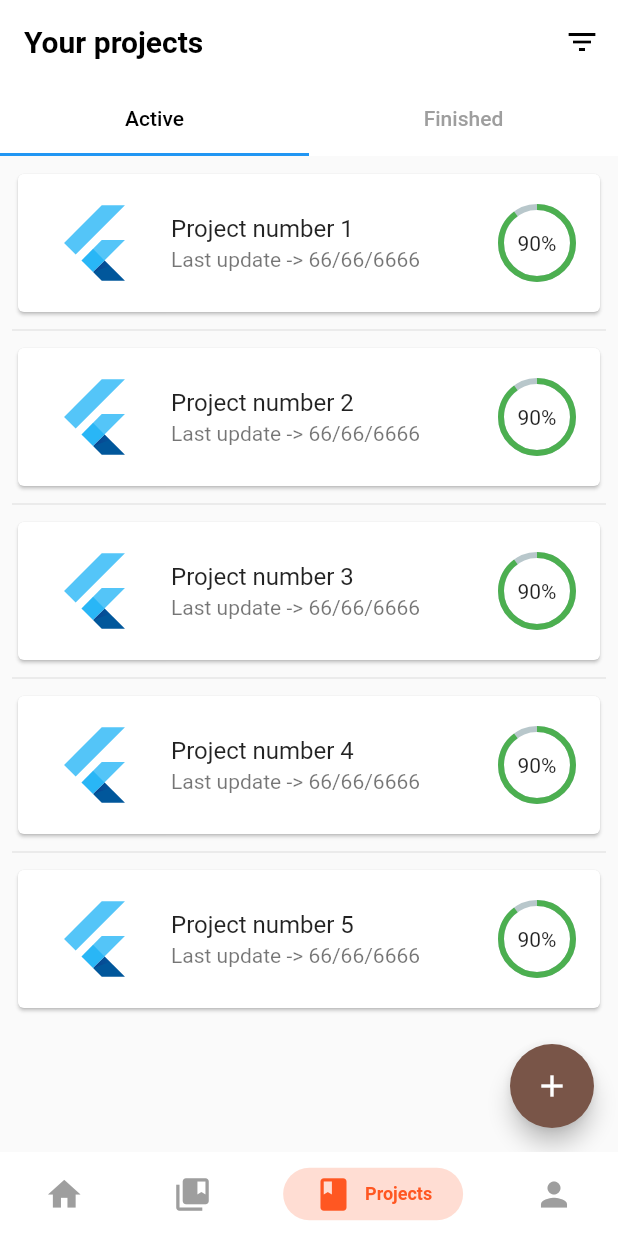
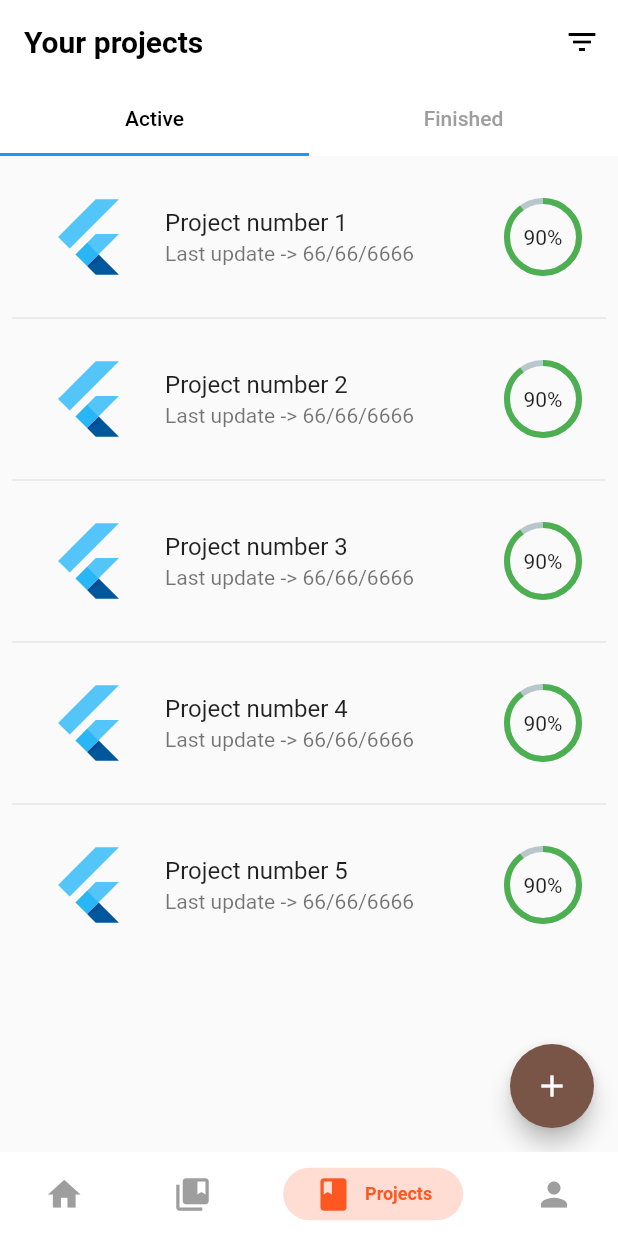
Before and after one commit to isaacRevan24/simple_flutter, a Flutter app: the screen it shows after launch, item 3 of the bottom bar chosen, on a phone screen of 412 x 824 dp. Run offline on Flutter 3.47's test engine with Material 2 defaults, Android fonts, the phone set to English and light mode, and no system bars; drawn by our look-alikes of percent_indicator, persistent_bottom_nav_bar; our stand-ins replace page_transition; statements that could not run were skipped.

Commit message:
build project tile redirige a individual project con tap, y eliminado project card

```diff
--- a/lib/presentation/pages/projects/local_widgets/active_layout.dart
+++ b/lib/presentation/pages/projects/local_widgets/active_layout.dart
@@ -1,5 +1,5 @@
 import 'package:flutter/material.dart';
-import 'project_card.dart';
+import 'package:simple_flutter/presentation/widgets/build_project_tile.dart';
 
 class ActiveProjects extends StatefulWidget {
   const ActiveProjects({Key key}) : super(key: key);
--- a/lib/presentation/pages/projects/local_widgets/finished_layout.dart
+++ b/lib/presentation/pages/projects/local_widgets/finished_layout.dart
@@ -1,5 +1,5 @@
 import 'package:flutter/material.dart';
-import 'project_card.dart';
+import 'package:simple_flutter/presentation/widgets/build_project_tile.dart';
 
 class FinishedProjects extends StatefulWidget {
   @override
--- a/lib/presentation/pages/projects/local_widgets/project_card.dart
+++ /dev/null
@@ -1,27 +0,0 @@
-import 'package:flutter/material.dart';
-import 'package:simple_flutter/presentation/widgets/percent_circular_bar.dart';
-import '../../../widgets/percent_circular_bar.dart';
-
-class BuildProjectTile extends StatelessWidget {
-  final int index;
-  final List<String> entries;
-  BuildProjectTile({this.index, this.entries});
-
-  @override
-  Widget build(BuildContext context) {
-    return Card(
-      child: ListTile(
-        contentPadding: EdgeInsets.symmetric(vertical: 10, horizontal: 16),
-        leading: FlutterLogo(
-          size: 70,
-        ),
-        title: Text('Project number ${entries[index]}'),
-        subtitle: Text('Last update -> 66/66/6666'),
-        trailing: GeneralProjectIndicator(),
-        onTap: () {},
-      ),
-    );
-  }
-}
-
-// TODO: Ver como meter imagenes donde va el logo
--- a/lib/presentation/widgets/build_project_tile.dart
+++ b/lib/presentation/widgets/build_project_tile.dart
@@ -1,7 +1,7 @@
 import 'package:flutter/material.dart';
+import 'percent_circular_bar.dart';
 import 'package:page_transition/page_transition.dart';
 import 'package:simple_flutter/presentation/pages/individual_project/individual_project.dart';
-import 'percent_circular_bar.dart';
 
 class BuildProjectTile extends StatelessWidget {
   final int index;
@@ -19,7 +19,6 @@ class BuildProjectTile extends StatelessWidget {
       subtitle: Text('Last update -> 66/66/6666'),
       trailing: GeneralProjectIndicator(),
       onTap: () {
-        // TODO: Ver porque no funciona el on tap
         Navigator.push(
           context,
           PageTransition(
```
